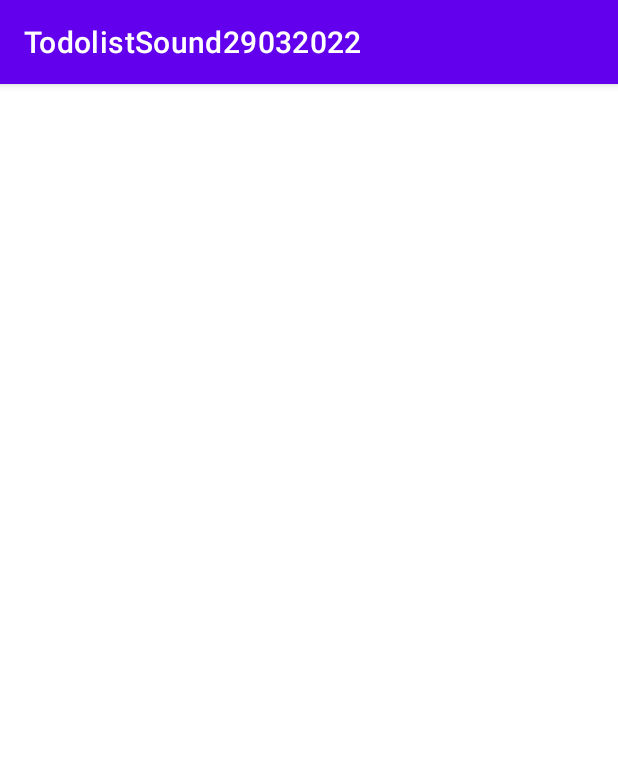
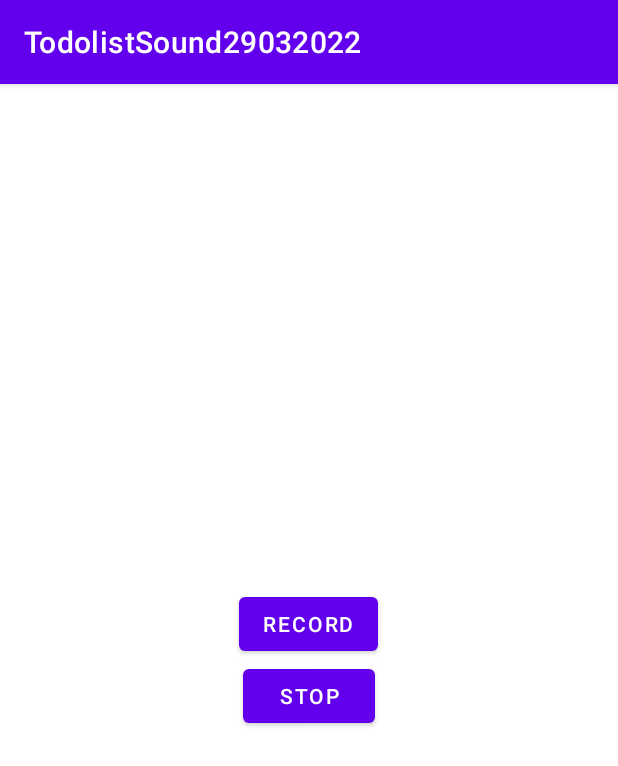
Before and after one commit to phamtanphat/Todolist29032022, an Android app: the screen it shows after launch (MainActivity), on a phone screen of 412 x 824 dp. Shown: the top 766 px of the screen. Run offline under Robolectric (Android 15) with nearby library versions, the phone set to English and light mode, and no system bars; our stand-ins replace Room's generated code, RxJava.

Commit message:
record audio

```diff
--- a/app/src/main/AndroidManifest.xml
+++ b/app/src/main/AndroidManifest.xml
@@ -1,6 +1,8 @@
 <?xml version="1.0" encoding="utf-8"?>
 <manifest xmlns:android="http://schemas.android.com/apk/res/android"
     package="com.example.todolistsound29032022">
+
+    <uses-permission android:name="android.permission.RECORD_AUDIO"/>
 
     <application
         android:allowBackup="true"
--- a/app/src/main/java/com/example/todolistsound29032022/presentation/MainActivity.java
+++ b/app/src/main/java/com/example/todolistsound29032022/presentation/MainActivity.java
@@ -1,33 +1,56 @@
 package com.example.todolistsound29032022.presentation;
 
-import android.graphics.Bitmap;
-import android.graphics.BitmapFactory;
+import android.Manifest;
+import android.content.pm.PackageManager;
+import android.media.MediaPlayer;
+import android.media.MediaRecorder;
 import android.os.Bundle;
 import android.util.Log;
-import android.widget.ImageView;
+import android.view.View;
+import android.widget.Button;
+import android.widget.TextView;
 
 import androidx.annotation.NonNull;
 import androidx.appcompat.app.AppCompatActivity;
+import androidx.core.content.ContextCompat;
 import androidx.lifecycle.Observer;
 import androidx.lifecycle.ViewModel;
 import androidx.lifecycle.ViewModelProvider;
+
 import com.example.todolistsound29032022.R;
 import com.example.todolistsound29032022.data.model.Todo;
 import com.example.todolistsound29032022.presentation.viewmodel.MainViewModel;
 import com.example.todolistsound29032022.utils.FileUtil;
 
+import java.io.File;
+import java.io.IOException;
 import java.util.List;
 
 public class MainActivity extends AppCompatActivity {
 
     MainViewModel mainViewModel;
-    ImageView img;
+    Button btnRecord, btnStop, btnPlayRecord;
+    TextView tvNameRecord;
+    int requestCodeRecord = 123;
+    boolean isPermissionGranted = false;
+    MediaRecorder mediaRecorder;
+    File fileRecord;
+    MediaPlayer mediaPlayer;
     @Override
     protected void onCreate(Bundle savedInstanceState) {
         super.onCreate(savedInstanceState);
         setContentView(R.layout.activity_main);
 
-        img = findViewById(R.id.imageView);
+        btnRecord = findViewById(R.id.button_record);
+        btnStop = findViewById(R.id.button_stop);
+        btnPlayRecord = findViewById(R.id.button_play_record);
+        tvNameRecord = findViewById(R.id.text_view_name_record_file);
+
+        if (ContextCompat.checkSelfPermission(MainActivity.this, Manifest.permission.RECORD_AUDIO) != PackageManager.PERMISSION_GRANTED) {
+            requestPermissions(new String[]{Manifest.permission.RECORD_AUDIO}, requestCodeRecord);
+        } else {
+            isPermissionGranted = true;
+        }
 
         mainViewModel = new ViewModelProvider(this, new ViewModelProvider.Factory() {
             @NonNull
@@ -47,22 +70,102 @@ public class MainActivity extends AppCompatActivity {
         mainViewModel.getTodoLists().observe(this, new Observer<List<Todo>>() {
             @Override
             public void onChanged(List<Todo> todos) {
-                Log.d("BBB",todos.size() + "");
+                Log.d("BBB", todos.size() + "");
             }
         });
 
         mainViewModel.queryTodoLists();
 
+        btnRecord.setOnClickListener(new View.OnClickListener() {
+            @Override
+            public void onClick(View view) {
+                if (isPermissionGranted) {
+                    startAndSaveRecordToFile(FileUtil.createFileNameRecord(MainActivity.this));
+                }
+            }
+        });
 
+        btnStop.setOnClickListener(new View.OnClickListener() {
+            @Override
+            public void onClick(View view) {
+                stopRecord();
+                if (fileRecord != null){
+                    btnPlayRecord.setVisibility(View.VISIBLE);
+                    tvNameRecord.setVisibility(View.VISIBLE);
+                    String fileName = getFileName(fileRecord);
+                    tvNameRecord.setText(fileName);
+                } else {
+                    btnPlayRecord.setVisibility(View.GONE);
+                    tvNameRecord.setVisibility(View.GONE);
+                }
+            }
+        });
+
+        btnPlayRecord.setOnClickListener(new View.OnClickListener() {
+            @Override
+            public void onClick(View view) {
+                if (mediaPlayer == null) {
+                    mediaPlayer = new MediaPlayer();
+                }
+                try {
+                    mediaPlayer.setDataSource(fileRecord.getAbsolutePath());
+                    mediaPlayer.prepareAsync();
+                    mediaPlayer.setOnPreparedListener(new MediaPlayer.OnPreparedListener() {
+                        @Override
+                        public void onPrepared(MediaPlayer mediaPlayer) {
+                            mediaPlayer.start();
+                        }
+                    });
+                } catch (IOException e) {
+                    e.printStackTrace();
+                }
+            }
+        });
+    }
+
+    private String getFileName(File file) {
+        return file.getName();
+    }
+
+    private void startAndSaveRecordToFile(File file) {
+        fileRecord = file;
+        if (mediaRecorder == null) {
+            mediaRecorder = new MediaRecorder();
+        }
+        mediaRecorder.setAudioSource(MediaRecorder.AudioSource.MIC);
+        mediaRecorder.setOutputFormat(MediaRecorder.OutputFormat.THREE_GPP);
+        mediaRecorder.setAudioEncoder(MediaRecorder.AudioEncoder.AMR_NB);
+        mediaRecorder.setOutputFile(file.getAbsolutePath());
+        try {
+            mediaRecorder.prepare();
+            mediaRecorder.start();
+        } catch (IOException e) {
+            e.printStackTrace();
+        }
+    }
+
+    private void stopRecord() {
+        if (mediaRecorder == null) return;
+        mediaRecorder.stop();
+    }
+
+    @Override
+    public void onRequestPermissionsResult(int requestCode, @NonNull String[] permissions, @NonNull int[] grantResults) {
+        if (requestCodeRecord == requestCode) {
+            if (grantResults[0] == PackageManager.PERMISSION_GRANTED) {
+                isPermissionGranted = true;
+            }
+        }
+        super.onRequestPermissionsResult(requestCode, permissions, grantResults);
+    }
+
+    private void testSaveAndGetBitmap() {
 //        Bitmap bitmap = BitmapFactory.decodeResource(getResources(), R.drawable.asynchornous);
 //        String nameImage = String.format("image%d",System.currentTimeMillis());
 //        String path = FileUtil.saveToInternalStorage(bitmap, this, nameImage);
 //        Log.d("BBB", path);
-        // /data/data/com.example.todolistsound29032022/app_assets/image1655813701493.png
-
-        Bitmap bitmap = FileUtil.loadImageFromStorage("/data/data/com.example.todolistsound29032022/app_assets/image1655813701493.png");
-        img.setImageBitmap(bitmap);
+//        Uri: /data/data/com.example.todolistsound29032022/app_assets/image1655813701493.png
+//        Bitmap bitmap = FileUtil.loadImageFromStorage("/data/data/com.example.todolistsound29032022/app_assets/image1655813701493.png");
+//        img.setImageBitmap(bitmap);
     }
-
-
 }
--- a/app/src/main/res/layout/activity_main.xml
+++ b/app/src/main/res/layout/activity_main.xml
@@ -4,10 +4,35 @@
     xmlns:tools="http://schemas.android.com/tools"
     android:layout_width="match_parent"
     android:layout_height="match_parent"
+    android:orientation="vertical"
+    android:gravity="center"
     tools:context=".presentation.MainActivity">
 
-    <ImageView
-        android:id="@+id/imageView"
-        android:layout_width="200dp"
-        android:layout_height="200dp"/>
+    <Button
+        android:text="Record"
+        android:id="@+id/button_record"
+        android:layout_width="wrap_content"
+        android:layout_height="wrap_content"/>
+
+    <Button
+        android:text="Stop"
+        android:id="@+id/button_stop"
+        android:layout_width="wrap_content"
+        android:layout_height="wrap_content"/>
+
+    <TextView
+        android:visibility="gone"
+        android:layout_marginTop="10dp"
+        android:id="@+id/text_view_name_record_file"
+        android:textSize="25sp"
+        android:text="File record"
+        android:layout_width="wrap_content"
+        android:layout_height="wrap_content"/>
+    <Button
+        android:visibility="gone"
+        android:layout_marginTop="10dp"
+        android:id="@+id/button_play_record"
+        android:text="Click play record"
+        android:layout_width="wrap_content"
+        android:layout_height="wrap_content"/>
 </LinearLayout>
```
Also changed, not shown: app/src/main/java/com/example/todolistsound29032022/utils/FileUtil.java (+16 -9 lines).
